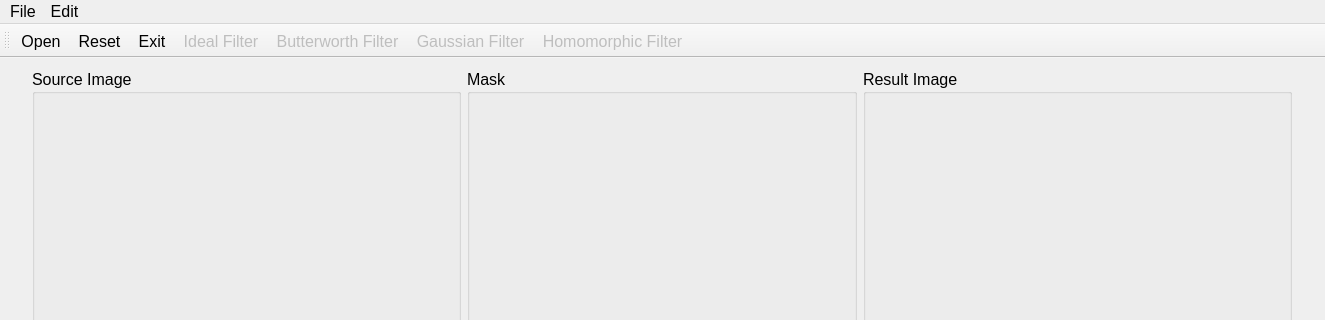
otakusaikou/2016-631-M8210, file hw4/FFTProcessor/mainwindow.ui: the form before one commit; both pictures show x 0 to 1325 and y 0 to 320 of the 1325 by 567 pixel window.
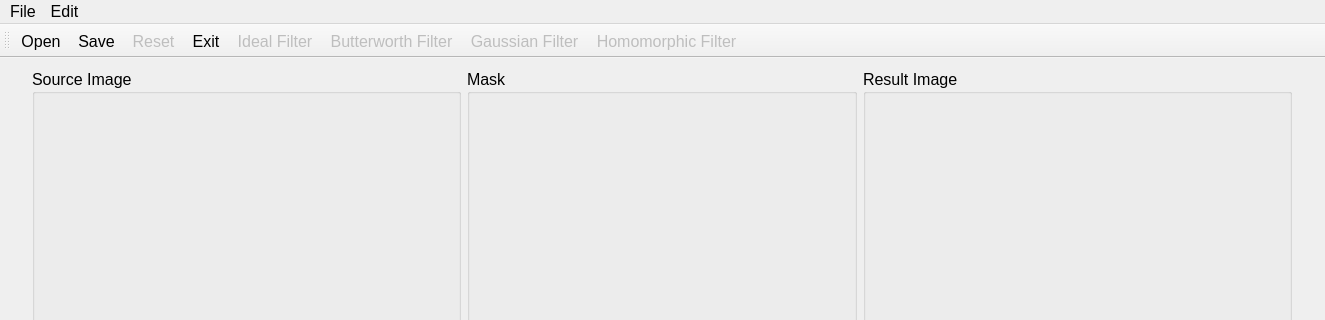
The form after the commit. Icons and pictures are not drawn.

```diff
--- a/hw4/FFTProcessor/mainwindow.ui
+++ b/hw4/FFTProcessor/mainwindow.ui
@@ -827,6 +827,9 @@
    <addaction name="menuEdit"/>
   </widget>
   <widget class="QToolBar" name="mainToolBar">
+   <property name="enabled">
+    <bool>true</bool>
+   </property>
    <property name="minimumSize">
     <size>
      <width>0</width>
@@ -851,6 +854,7 @@
     <bool>false</bool>
    </attribute>
    <addaction name="actionOpen"/>
+   <addaction name="actionSave"/>
    <addaction name="actionReset"/>
    <addaction name="actionExit"/>
    <addaction name="actionIdeal_filter"/>
@@ -974,6 +978,9 @@
    </property>
   </action>
   <action name="actionReset">
+   <property name="enabled">
+    <bool>false</bool>
+   </property>
    <property name="icon">
     <iconset resource="myres.qrc">
      <normaloff>:/Icon/icons/document-revert.svg</normaloff>:/Icon/icons/document-revert.svg</iconset>
@@ -990,6 +997,23 @@
     <string>Ctrl+R</string>
    </property>
   </action>
+  <action name="actionSave">
+   <property name="icon">
+    <iconset resource="myres.qrc">
+     <normaloff>:/Icon/icons/document-save.svg</normaloff>:/Icon/icons/document-save.svg</iconset>
+   </property>
+   <property name="text">
+    <string>Save</string>
+   </property>
+   <property name="font">
+    <font>
+     <pointsize>12</pointsize>
+    </font>
+   </property>
+   <property name="shortcut">
+    <string>Ctrl+S</string>
+   </property>
+  </action>
  </widget>
  <layoutdefault spacing="6" margin="11"/>
  <resources>
```
Left out of the diff: 1 changed line with no effect on the pictures.
